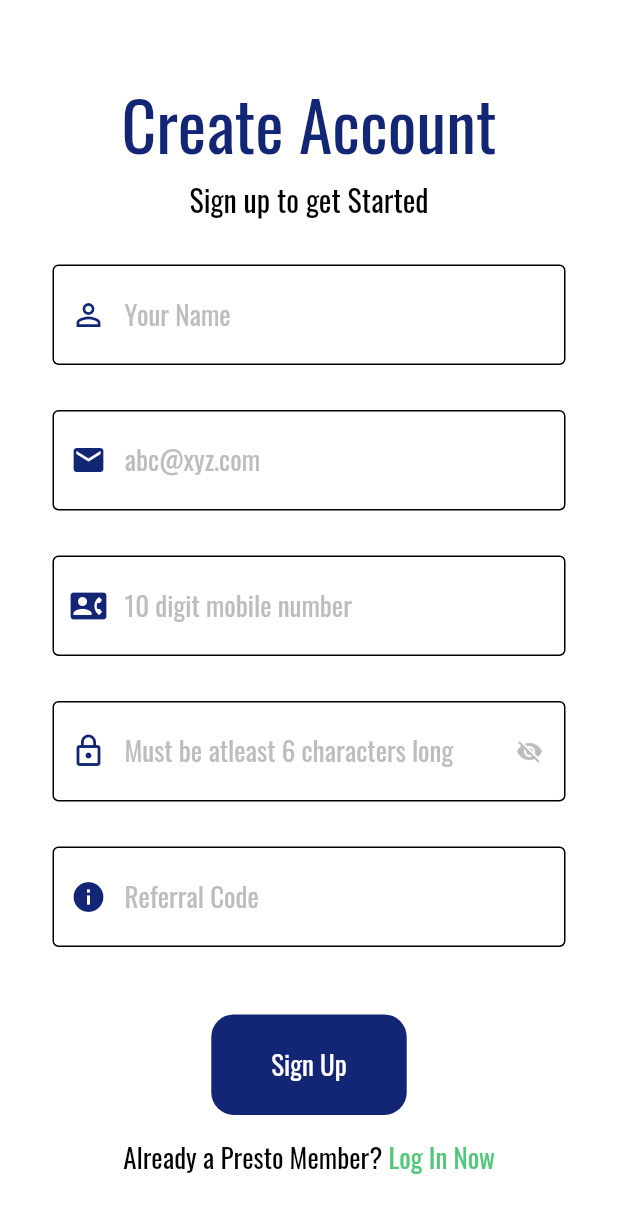
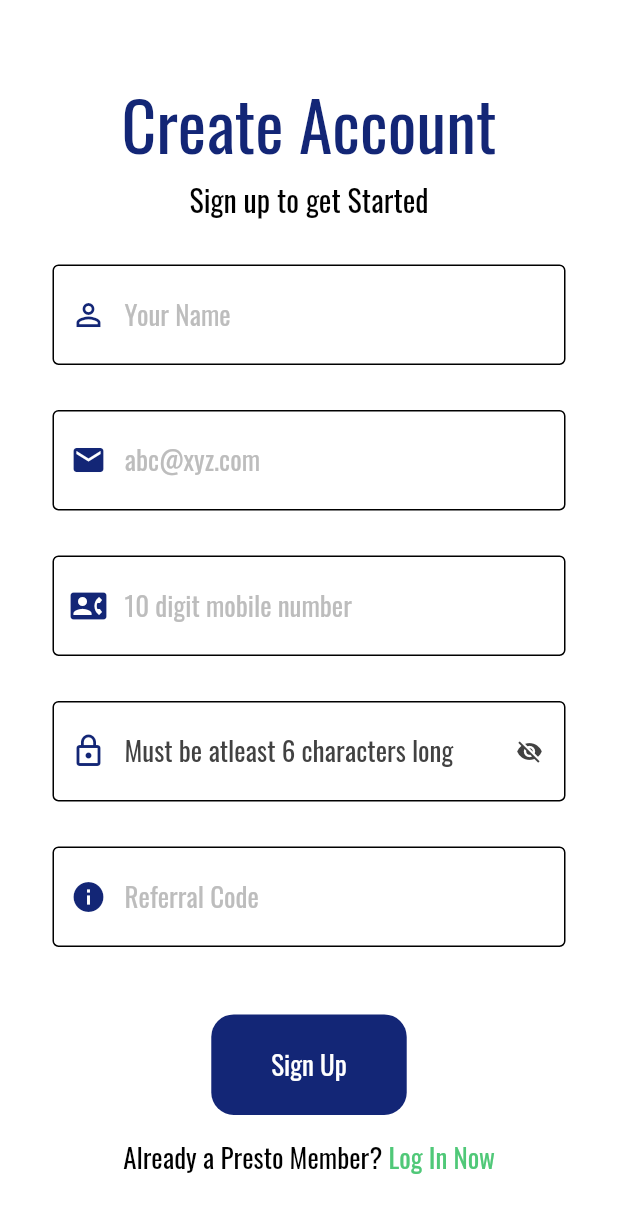
Before and after one commit to PrestoDevelopment/Presto, a Flutter app: the screen it shows after launch, after a tap on "New to Presto?", on a phone screen of 412 x 824 dp. Shown: the top 1213 px of the screen. Run offline on Flutter 3.47's test engine with Material 2 defaults, Android fonts, the light colour scheme and no system bars; our stand-ins replace cloud_firestore, connectivity, file_picker, firebase_auth, firebase_core, firebase_messaging and 8 more; missing offline and left inert: platform_device_id; accounts and stored records are empty; network calls fail; project files that could hold a hidden picture were left out.

Commit message:
changes in pass-input widget. Fixed the obscure text toggle.

```diff
--- a/presto_mobile/lib/ui/widgets/passinput.dart
+++ b/presto_mobile/lib/ui/widgets/passinput.dart
@@ -18,9 +18,10 @@ class PassInput extends StatefulWidget {
 }
 
 class _PassInputState extends State<PassInput> {
+  bool obscureText = true;
+
   @override
   Widget build(BuildContext context) {
-    bool obscureText = true;
     return Container(
       decoration: BoxDecoration(
         color: Colors.white,
@@ -62,18 +63,19 @@ class _PassInputState extends State<PassInput> {
             hintText: widget.hintText ?? "",
             hintStyle: TextStyle(
               fontSize: 18,
-              color: Colors.grey[400],
+              color: Colors.grey[800],
             ),
             hintMaxLines: 1,
             suffixIcon: IconButton(
               icon: Icon(
                 !obscureText ? Icons.visibility : Icons.visibility_off,
-                color: Colors.grey[400],
+                color: Colors.grey[800],
                 size: 18,
               ),
               onPressed: () {
                 setState(() {
                   obscureText = !obscureText;
+                  print("Changing obscure bool");
                 });
               },
             ),
```
